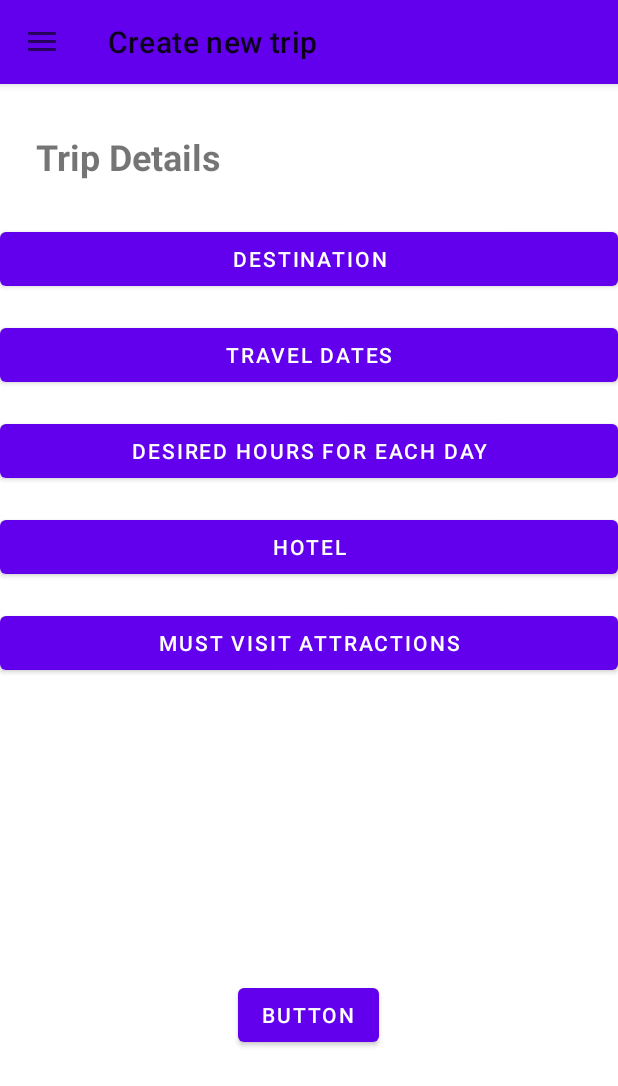
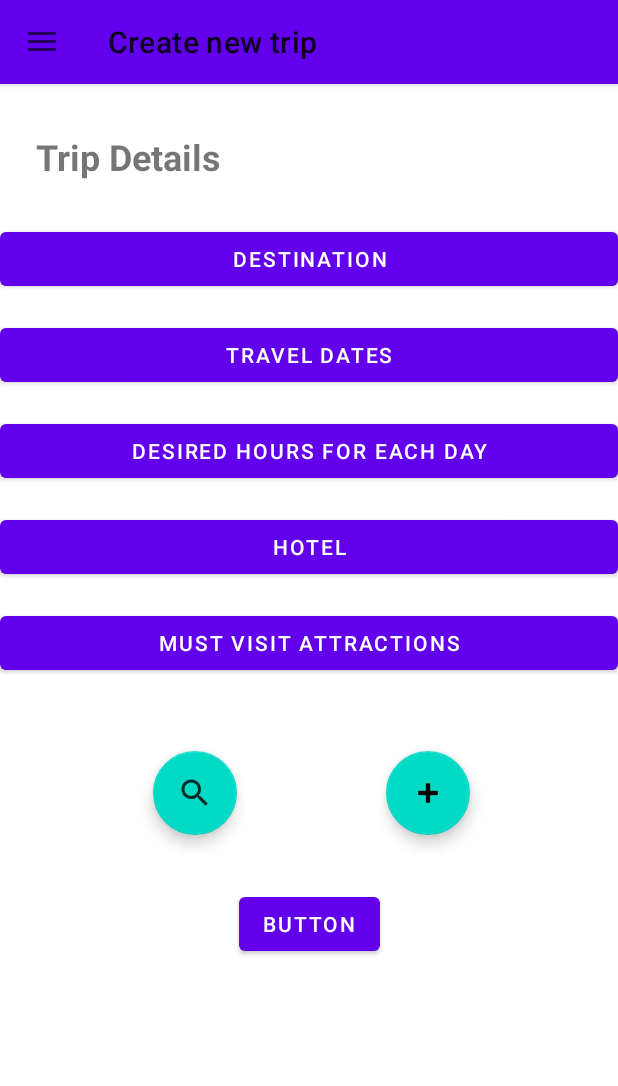
Before and after one commit to YaelD/TUP_App, an Android app: the MainScreenActivity screen opened directly, with no data from a screen before it, after a tap on "Create New Trip", on a phone screen of 412 x 824 dp. Shown: the top 1086 px of the screen. Run offline under Robolectric (Android 15) with nearby library versions, the light colour scheme and no system bars; Roboto replaces fonts that are not available here.

Commit message:
adding floating action buttons in create new trip fragment

```diff
--- a/app/src/main/java/MainScreen/MainScreenActivity.java
+++ b/app/src/main/java/MainScreen/MainScreenActivity.java
@@ -69,7 +69,7 @@ public class MainScreenActivity extends AppCompatActivity{
 
     }
 
-    final protected void setContainer(Fragment fragmet)
+    public void setContainer(Fragment fragmet)
     {
 
         FragmentTransaction transaction = getSupportFragmentManager().beginTransaction();
@@ -77,7 +77,7 @@ public class MainScreenActivity extends AppCompatActivity{
         transaction.commit();
     }
 
-    final protected void func()
+    public void func()
     {
         navigationView.setNavigationItemSelectedListener(new NavigationView.OnNavigationItemSelectedListener() {
             @Override
@@ -98,7 +98,7 @@ public class MainScreenActivity extends AppCompatActivity{
 
     }
 
-    protected void setToolBarAndDrawer(){
+    public void setToolBarAndDrawer(){
         setSupportActionBar(toolbar);
         ActionBarDrawerToggle toggle = new ActionBarDrawerToggle(this, drawer, toolbar,
                 R.string.drawer_open, R.string.drawer_close);
@@ -106,7 +106,7 @@ public class MainScreenActivity extends AppCompatActivity{
         toggle.syncState();
     }
 
-    private void initViews() {
+    public void initViews() {
         Log.d(TAG, "initViews: started");
         drawer = findViewById(R.id.drawer);
         navigationView = findViewById(R.id.navigationView);
--- a/app/src/main/java/MainScreen/MainScreenFragment.java
+++ b/app/src/main/java/MainScreen/MainScreenFragment.java
@@ -28,7 +28,7 @@ public class MainScreenFragment extends Fragment {
 
     private ImageView btnLogoImage;
     private TextView txtHelloUser;
-    private Button btnCreateTrip, btnSearchAtt, btnFavoriteAtt, btnMyTrips, btnAttraction;
+    private Button btnCreateTrip, btnSearchAtt, btnFavoriteAtt, btnMyTrips, btnTestAttractionDetails;
 
 
     @Nullable
@@ -67,7 +67,7 @@ public class MainScreenFragment extends Fragment {
                 startActivity(intent);
             }
         });
-        btnAttraction.setOnClickListener(new View.OnClickListener() {
+        btnTestAttractionDetails.setOnClickListener(new View.OnClickListener() {
             @Override
             public void onClick(View v) {
                 Intent intent = new Intent(getActivity(), AttractionDetailsActivity.class);
@@ -85,7 +85,7 @@ public class MainScreenFragment extends Fragment {
         btnSearchAtt = view.findViewById(R.id.btnSearchAtt);
         btnFavoriteAtt = view.findViewById(R.id.btnFavoriteAtt);
         btnMyTrips = view.findViewById(R.id.btnMyTrips);
-        btnAttraction = view.findViewById(R.id.btnAttractions);
+        btnTestAttractionDetails = view.findViewById(R.id.btnTestAttractionDetails);
     }
 
 }
--- a/app/src/main/java/TripCreation/CreateNewTripFragment.java
+++ b/app/src/main/java/TripCreation/CreateNewTripFragment.java
@@ -28,6 +28,7 @@ import com.google.android.material.datepicker.DateValidatorPointBackward;
 import com.google.android.material.datepicker.DateValidatorPointForward;
 import com.google.android.material.datepicker.MaterialDatePicker;
 import com.google.android.material.datepicker.MaterialPickerOnPositiveButtonClickListener;
+import com.google.android.material.floatingactionbutton.FloatingActionButton;
 
 import org.jetbrains.annotations.NotNull;
 
@@ -50,6 +51,7 @@ public class CreateNewTripFragment extends Fragment implements View.OnClickListe
     private TextView txtTripDetails, txtEndDatePickError, txtFrom, txtTo;
     private Button btnDestination, btnTripDates, btnDesiredHoursInDay, btnMustVisitAtt, btnHotel, btnTest;
     private Spinner destinationSpinner, spinnerHotels;
+    private FloatingActionButton fltBtnAddAttr, fltBtnSearchAttr;
     private boolean isBtnDestinationClicked = false, isBtnTripDatesClicked = false, isBtnDesiredHoursInDayClicked = false, isBtnMustVisitAtt = false;
     private boolean isDateToSelected = false;
     private EditText txtSelectDateFrom, txtSelectDateTo;
@@ -245,6 +247,8 @@ public class CreateNewTripFragment extends Fragment implements View.OnClickListe
         txtTo = view.findViewById(R.id.txtTo);
         spinnerHotels = view.findViewById(R.id.spinnerHotels);
         btnHotel = view.findViewById(R.id.btnHotel);
+        fltBtnAddAttr = view.findViewById(R.id.fltBtnAddAttr);
+        fltBtnSearchAttr = view.findViewById(R.id.fltBtnSearchAttr);
 
         btnTest = view.findViewById(R.id.btnTest);
     }
@@ -290,7 +294,16 @@ public class CreateNewTripFragment extends Fragment implements View.OnClickListe
                 }
                 break;
             case R.id.btnMustVisitAtt:
-                btnTest.setVisibility(View.VISIBLE);
+                if(!isBtnMustVisitAtt) {
+                    fltBtnSearchAttr.setVisibility(View.VISIBLE);
+                    fltBtnAddAttr.setVisibility(View.VISIBLE);
+                    isBtnMustVisitAtt = true;
+                }
+                else {
+                    fltBtnSearchAttr.setVisibility(View.GONE);
+                    fltBtnAddAttr.setVisibility(View.GONE);
+                    isBtnMustVisitAtt = false;
+                }
                 break;
             case R.id.btnHotel:
                 spinnerHotels.setVisibility(View.VISIBLE);
--- /dev/null
+++ b/app/src/main/res/drawable-anydpi/ic_add.xml
@@ -0,0 +1,11 @@
+<vector xmlns:android="http://schemas.android.com/apk/res/android"
+    android:width="24dp"
+    android:height="24dp"
+    android:viewportWidth="24"
+    android:viewportHeight="24"
+    android:tint="#FFFFFF"
+    android:alpha="0.8">
+  <path
+      android:fillColor="@android:color/white"
+      android:pathData="M19,13h-6v6h-2v-6H5v-2h6V5h2v6h6v2z"/>
+</vector>
--- /dev/null
+++ b/app/src/main/res/drawable-anydpi/ic_search.xml
@@ -0,0 +1,11 @@
+<vector xmlns:android="http://schemas.android.com/apk/res/android"
+    android:width="24dp"
+    android:height="24dp"
+    android:viewportWidth="24"
+    android:viewportHeight="24"
+    android:tint="#FFFFFF"
+    android:alpha="0.8">
+  <path
+      android:fillColor="@android:color/white"
+      android:pathData="M15.5,14h-0.79l-0.28,-0.27C15.41,12.59 16,11.11 16,9.5 16,5.91 13.09,3 9.5,3S3,5.91 3,9.5 5.91,16 9.5,16c1.61,0 3.09,-0.59 4.23,-1.57l0.27,0.28v0.79l5,4.99L20.49,19l-4.99,-5zM9.5,14C7.01,14 5,11.99 5,9.5S7.01,5 9.5,5 14,7.01 14,9.5 11.99,14 9.5,14z"/>
+</vector>
--- a/app/src/main/res/layout/fragment_create_new_trip.xml
+++ b/app/src/main/res/layout/fragment_create_new_trip.xml
@@ -168,15 +168,12 @@
                 android:id="@+id/btnTest"
                 android:layout_width="wrap_content"
                 android:layout_height="wrap_content"
-                android:layout_marginTop="200dp"
+                android:layout_marginTop="35dp"
                 android:text="Button"
                 android:visibility="visible"
-                app:layout_constraintBottom_toBottomOf="parent"
                 app:layout_constraintEnd_toEndOf="parent"
-                app:layout_constraintHorizontal_bias="0.498"
                 app:layout_constraintStart_toStartOf="parent"
-                app:layout_constraintTop_toBottomOf="@+id/btnMustVisitAtt"
-                app:layout_constraintVertical_bias="1.0" />
+                app:layout_constraintTop_toBottomOf="@+id/fltBtnSearchAttr" />
 
             <TextView
                 android:id="@+id/txtEndDatePickError"
@@ -215,6 +212,34 @@
                 app:layout_constraintStart_toStartOf="parent"
                 app:layout_constraintTop_toBottomOf="@+id/btnHotel" />
 
+            <com.google.android.material.floatingactionbutton.FloatingActionButton
+                android:id="@+id/fltBtnAddAttr"
+                android:layout_width="wrap_content"
+                android:layout_height="wrap_content"
+                android:clickable="true"
+                android:visibility="visible"
+                app:layout_constraintBottom_toBottomOf="@+id/fltBtnSearchAttr"
+                app:layout_constraintEnd_toEndOf="parent"
+                app:layout_constraintStart_toEndOf="@+id/fltBtnSearchAttr"
+                app:layout_constraintTop_toTopOf="@+id/fltBtnSearchAttr"
+                app:rippleColor="@color/white"
+                app:srcCompat="@android:drawable/ic_input_add" />
+
+            <com.google.android.material.floatingactionbutton.FloatingActionButton
+                android:id="@+id/fltBtnSearchAttr"
+                android:layout_width="wrap_content"
+                android:layout_height="wrap_content"
+                android:layout_marginTop="48dp"
+                android:clickable="true"
+                android:visibility="visible"
+                app:layout_constraintEnd_toEndOf="parent"
+                app:layout_constraintHorizontal_bias="0.287"
+                app:layout_constraintStart_toStartOf="parent"
+                app:layout_constraintTop_toBottomOf="@+id/btnMustVisitAtt"
+                app:rippleColor="@color/white"
+                app:srcCompat="@drawable/ic_search"
+                tools:ignore="VectorDrawableCompat" />
+
 
         </androidx.constraintlayout.widget.ConstraintLayout>
     </ScrollView>
--- a/app/src/main/res/layout/fragment_main.xml
+++ b/app/src/main/res/layout/fragment_main.xml
@@ -93,7 +93,7 @@
         app:layout_constraintTop_toBottomOf="@+id/btnMyTrips" />
 
     <Button
-        android:id="@+id/btnTestTimePicker"
+        android:id="@+id/btnTestAttractionDetails"
         android:layout_width="wrap_content"
         android:layout_height="wrap_content"
         android:text="Button"
```
Also changed, not shown: app/src/main/res/drawable-hdpi/ic_add.png (added), app/src/main/res/drawable-hdpi/ic_search.png (added), app/src/main/res/drawable-mdpi/ic_add.png (added), app/src/main/res/drawable-mdpi/ic_search.png (added), app/src/main/res/drawable-xhdpi/ic_add.png (added), app/src/main/res/drawable-xhdpi/ic_search.png (added), app/src/main/res/drawable-xxhdpi/ic_add.png (added), app/src/main/res/drawable-xxhdpi/ic_search.png (added).
